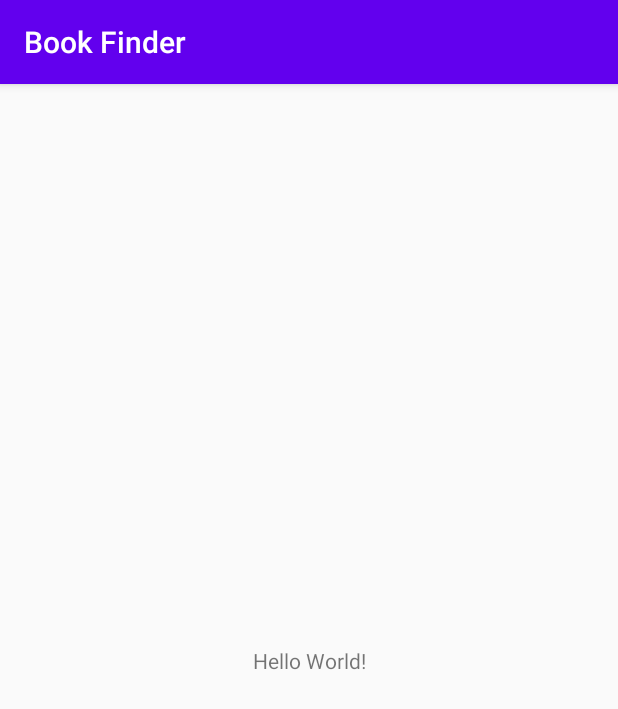
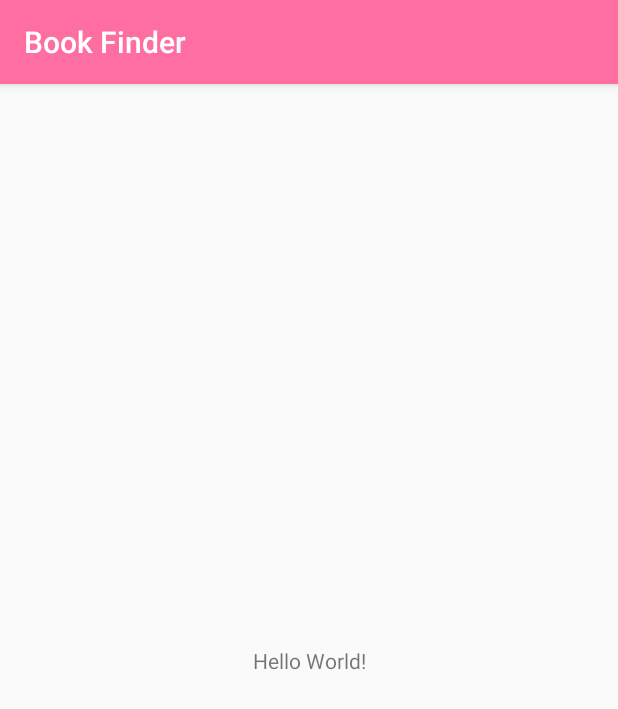
Before and after one commit to ndriqimsadiku/book-finder, an Android app: the screen it shows after launch (MainActivity), on a phone screen of 412 x 824 dp. Shown: the top 709 px of the screen. Run offline under Robolectric (Android 15) with nearby library versions, the light colour scheme and no system bars.

Commit message:
changed colorPrimary and colorPrimaryDark

```diff
--- a/app/src/main/res/values/colors.xml
+++ b/app/src/main/res/values/colors.xml
@@ -1,6 +1,6 @@
 <?xml version="1.0" encoding="utf-8"?>
 <resources>
-    <color name="colorPrimary">#6200EE</color>
-    <color name="colorPrimaryDark">#3700B3</color>
+    <color name="colorPrimary">#FF6EA1</color>
+    <color name="colorPrimaryDark">#FF6EA1</color>
     <color name="colorAccent">#03DAC5</color>
 </resources>
```
